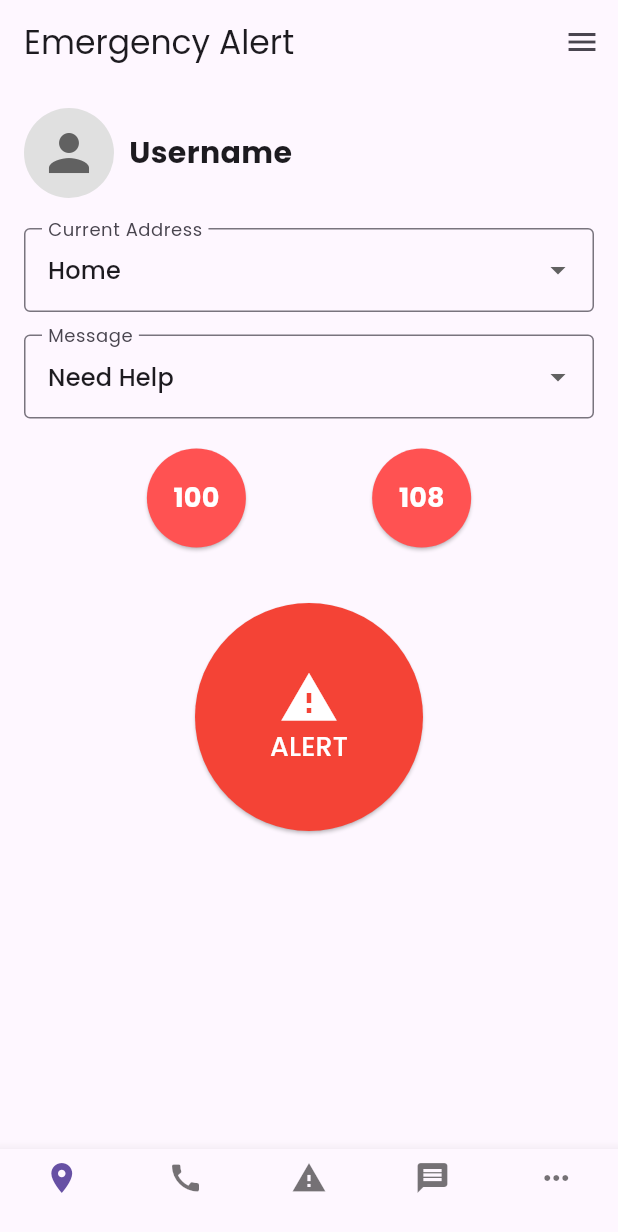
After one commit to Harinim004/hackth, a Flutter app: the EmergencyScreen screen opened directly, on a phone screen of 412 x 824 dp. The commit adds this screen. Shown: the top 1232 px of the screen. Run offline on Flutter 3.47's test engine with Material 3 defaults, Android fonts, the light colour scheme and no system bars; our stand-ins replace google_fonts, google_maps_flutter.

Commit message:
connected main->home->profile

```diff
--- /dev/null
+++ b/lib/home.dart
@@ -0,0 +1,160 @@
+import 'package:flutter/material.dart';
+import 'profile.dart';  // Import the Profile Screen
+
+void main() {
+  runApp(MyApp());
+}
+
+class MyApp extends StatelessWidget {
+  @override
+  Widget build(BuildContext context) {
+    return MaterialApp(
+      debugShowCheckedModeBanner: false,
+      home: EmergencyScreen(),
+    );
+  }
+}
+
+class EmergencyScreen extends StatefulWidget {
+  const EmergencyScreen({super.key});
+  @override
+  _EmergencyScreenState createState() => _EmergencyScreenState();
+}
+
+class _EmergencyScreenState extends State<EmergencyScreen> {
+  String selectedAddress = "Home";
+  String selectedMessage = "Need Help";
+
+  @override
+  Widget build(BuildContext context) {
+    return Scaffold(
+      appBar: AppBar(
+        title: Text("Emergency Alert"),
+        actions: [IconButton(icon: Icon(Icons.menu), onPressed: () {})],
+      ),
+      body: Padding(
+        padding: const EdgeInsets.all(16.0),
+        child: Column(
+          children: [
+            // Profile Icon with Navigation
+            GestureDetector(
+              onTap: () {
+                Navigator.push(
+                  context,
+                  MaterialPageRoute(builder: (context) => UserProfileScreen()),
+                );
+              },
+              child: Row(
+                children: [
+                  CircleAvatar(
+                    radius: 30,
+                    backgroundColor: Colors.grey[300],
+                    child: Icon(Icons.person, size: 40, color: Colors.grey[700]),
+                  ),
+                  SizedBox(width: 10),
+                  Text("Username", style: TextStyle(fontSize: 20, fontWeight: FontWeight.bold)),
+                ],
+              ),
+            ),
+            SizedBox(height: 20),
+
+            // Dropdown for Current Address
+            DropdownButtonFormField<String>(
+              decoration: InputDecoration(
+                labelText: "Current Address",
+                border: OutlineInputBorder(),
+              ),
+              value: selectedAddress,
+              items: ["Home", "Office", "School"].map((address) {
+                return DropdownMenuItem(value: address, child: Text(address));
+              }).toList(),
+              onChanged: (value) {
+                setState(() {
+                  selectedAddress = value!;
+                });
+              },
+            ),
+            SizedBox(height: 15),
+
+            // Dropdown for Message
+            DropdownButtonFormField<String>(
+              decoration: InputDecoration(
+                labelText: "Message",
+                border: OutlineInputBorder(),
+              ),
+              value: selectedMessage,
+              items: ["Need Help", "Emergency", "Medical Assistance"].map((msg) {
+                return DropdownMenuItem(value: msg, child: Text(msg));
+              }).toList(),
+              onChanged: (value) {
+                setState(() {
+                  selectedMessage = value!;
+                });
+              },
+            ),
+            SizedBox(height: 20),
+
+            // Emergency Number Buttons
+            Row(
+              mainAxisAlignment: MainAxisAlignment.spaceEvenly,
+              children: [
+                EmergencyButton(number: "100"),
+                EmergencyButton(number: "108"),
+              ],
+            ),
+            SizedBox(height: 30),
+
+            // Alert Button
+            ElevatedButton(
+              style: ElevatedButton.styleFrom(
+                shape: CircleBorder(),
+                padding: EdgeInsets.all(50),
+                backgroundColor: Colors.red,
+              ),
+              onPressed: () {},
+              child: Column(
+                mainAxisSize: MainAxisSize.min,
+                children: [
+                  Icon(Icons.warning, size: 40, color: Colors.white),
+                  Text("ALERT", style: TextStyle(color: Colors.white, fontSize: 18)),
+                ],
+              ),
+            ),
+          ],
+        ),
+      ),
+
+      // Bottom Navigation Bar
+      bottomNavigationBar: BottomNavigationBar(
+        type: BottomNavigationBarType.fixed,
+        items: [
+          BottomNavigationBarItem(icon: Icon(Icons.location_on), label: ""),
+          BottomNavigationBarItem(icon: Icon(Icons.call), label: ""),
+          BottomNavigationBarItem(icon: Icon(Icons.warning), label: ""),
+          BottomNavigationBarItem(icon: Icon(Icons.message), label: ""),
+          BottomNavigationBarItem(icon: Icon(Icons.more_horiz), label: ""),
+        ],
+      ),
+    );
+  }
+}
+
+// Emergency Number Button Widget
+class EmergencyButton extends StatelessWidget {
+  final String number;
+
+  EmergencyButton({required this.number});
+
+  @override
+  Widget build(BuildContext context) {
+    return ElevatedButton(
+      style: ElevatedButton.styleFrom(
+        shape: CircleBorder(),
+        padding: EdgeInsets.all(20),
+        backgroundColor: Colors.redAccent,
+      ),
+      onPressed: () {},
+      child: Text(number, style: TextStyle(color: Colors.white, fontSize: 18, fontWeight: FontWeight.bold)),
+    );
+  }
+}
```
Also changed, not shown: lib/main.dart (+16 -2 lines), lib/profile.dart (added, +126 -0 lines).
